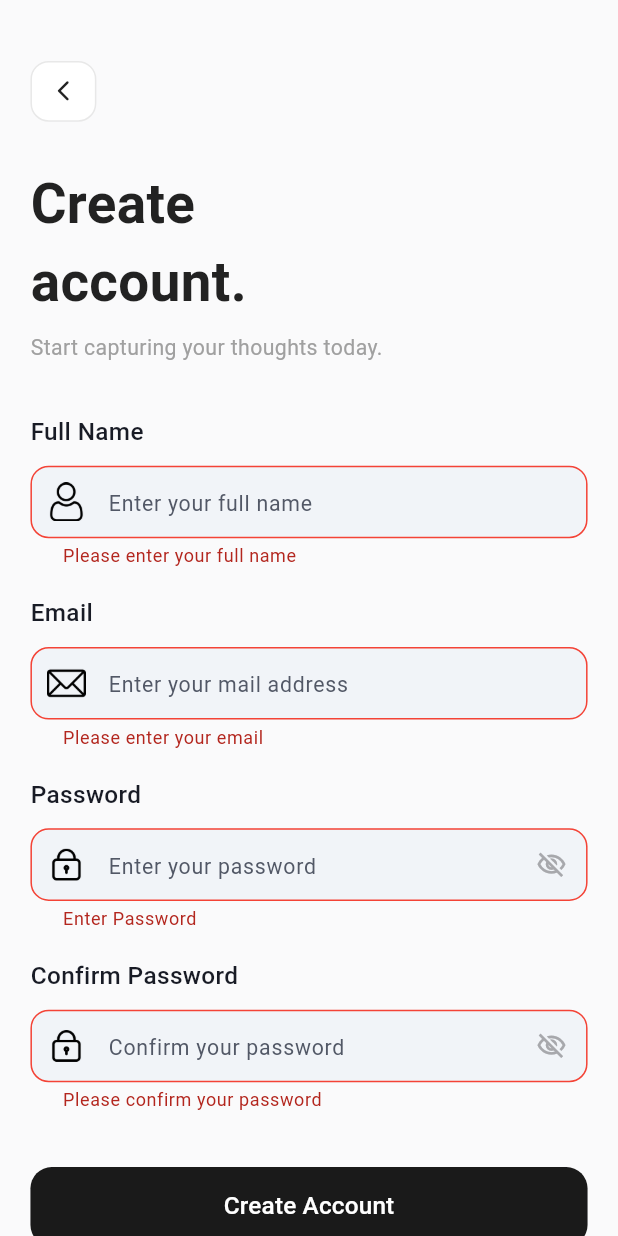
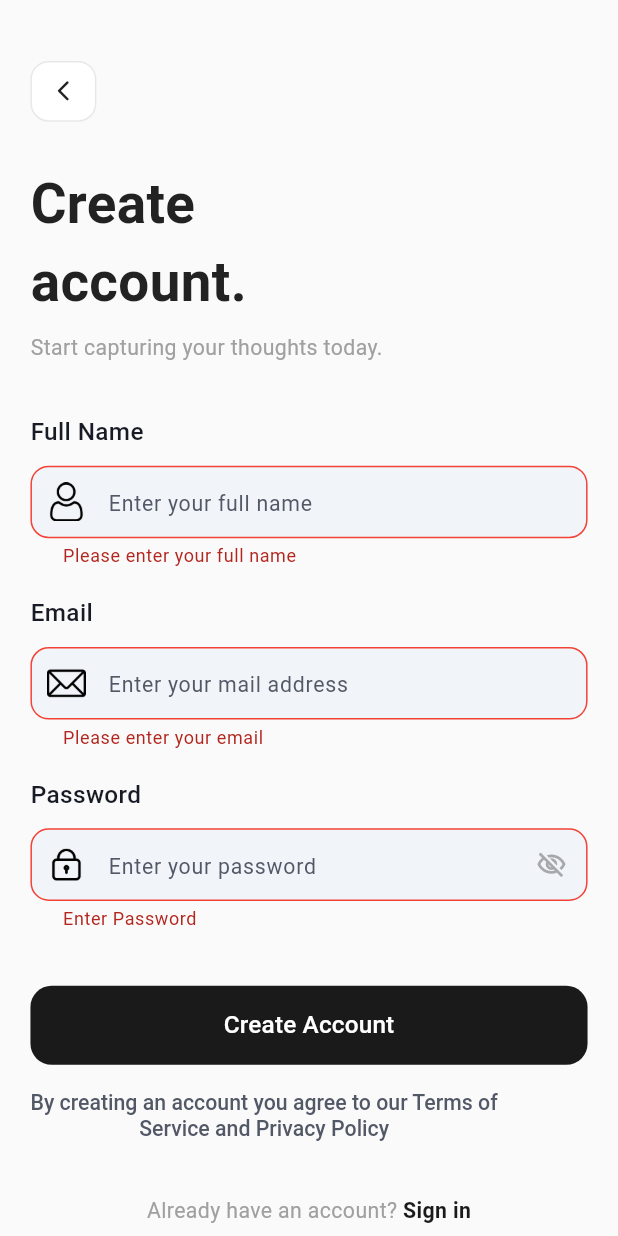
Before and after one commit to byteAnik/note_app, a Flutter app: the RegisterScreen screen opened by its route, after a tap on "Create Account", on a phone screen of 412 x 824 dp. Run offline on Flutter 3.47's test engine with Material 3 defaults, Android fonts, the phone set to English and light mode, and no system bars; drawn by our look-alikes of auto_animated; our stand-ins replace cloud_firestore, connectivity_plus, device_info_plus, dio, firebase_auth, firebase_core and 11 more; missing offline and left inert: dotlottie_loader, svg_flutter; accounts and stored records are empty; Roboto replaces fonts that are missing (Asap).

Commit message:
i have complete auth firebase

```diff
--- a/lib/features/auth/register/presentation/register_screen.dart
+++ b/lib/features/auth/register/presentation/register_screen.dart
@@ -8,7 +8,9 @@ import 'package:note_app/constants/app_assets/assets_icons.dart';
 import 'package:note_app/constants/app_colors.dart';
 import 'package:note_app/constants/text_font_style.dart';
 import 'package:note_app/constants/validator.dart';
+import 'package:note_app/core/services/auth_controller.dart';
 import 'package:note_app/helpers/ui_helpers.dart';
+import 'package:get/get.dart';
 
 class RegisterScreen extends StatefulWidget {
   const RegisterScreen({super.key});
@@ -87,10 +89,7 @@ class _RegisterScreenState extends State<RegisterScreen> {
 
                   Text(
                     "Start capturing your thoughts today.",
-                    style: TextStyle(
-                      fontSize: 14.sp,
-                      color: AppColors.cA0A0A0,
-                    ),
+                    style: TextStyle(fontSize: 14.sp, color: AppColors.cA0A0A0),
                   ),
 
                   UIHelper.verticalSpace(36.h),
@@ -103,8 +102,11 @@ class _RegisterScreenState extends State<RegisterScreen> {
                     keyboardType: TextInputType.name,
                     prefixIcon: Padding(
                       padding: EdgeInsets.all(10.w),
-                      child: Image.asset(AssetsIcons.personIcon,
-                          height: 16.h, width: 16.w),
+                      child: Image.asset(
+                        AssetsIcons.personIcon,
+                        height: 16.h,
+                        width: 16.w,
+                      ),
                     ),
                   ),
 
@@ -118,8 +120,11 @@ class _RegisterScreenState extends State<RegisterScreen> {
                     keyboardType: TextInputType.emailAddress,
                     prefixIcon: Padding(
                       padding: EdgeInsets.all(10.w),
-                      child: Image.asset(AssetsIcons.emailIcon,
-                          height: 16.h, width: 16.w),
+                      child: Image.asset(
+                        AssetsIcons.emailIcon,
+                        height: 16.h,
+                        width: 16.w,
+                      ),
                     ),
                   ),
 
@@ -135,37 +140,15 @@ class _RegisterScreenState extends State<RegisterScreen> {
                     isPassword: true,
                     prefixIcon: Padding(
                       padding: EdgeInsets.all(10.w),
-                      child: Image.asset(AssetsIcons.lockIcon,
-                          height: 16.h, width: 16.w),
+                      child: Image.asset(
+                        AssetsIcons.lockIcon,
+                        height: 16.h,
+                        width: 16.w,
+                      ),
                     ),
                   ),
 
-                  UIHelper.verticalSpace(20.h),
 
-                  CommonTextFormField(
-                    label: 'Confirm Password',
-                    hintText: 'Confirm your password',
-                    controller: confirmPasswordController,
-                    obscureText: true,
-                    isPassword: true,
-                    validator: (value) {
-                      if (value == null || value.trim().isEmpty) {
-                        return 'Please confirm your password';
-                      }
-
-                      if (value.trim() != passwordController.text.trim()) {
-                        return 'Passwords do not match';
-                      }
-
-                      return null;
-                    },
-                    keyboardType: TextInputType.visiblePassword,
-                    prefixIcon: Padding(
-                      padding: EdgeInsets.all(10.w),
-                      child: Image.asset(AssetsIcons.lockIcon,
-                          height: 16.h, width: 16.w),
-                    ),
-                  ),
 
                   UIHelper.verticalSpace(36.h),
 
@@ -173,7 +156,13 @@ class _RegisterScreenState extends State<RegisterScreen> {
                     text: 'Create Account',
                     onPressed: () {
                       if (_formKey.currentState!.validate()) {
-                        context.go('/login');
+                        final authController = Get.put(AuthController());
+                        authController.register(
+                          nameController.text.trim(),
+                          emailController.text.trim(),
+                          passwordController.text.trim(),
+                          context,
+                        );
                       }
                     },
                   ),
@@ -183,16 +172,13 @@ class _RegisterScreenState extends State<RegisterScreen> {
                   RichText(
                     textAlign: TextAlign.center,
                     text: TextSpan(
-                      style: TextFontStyle
-                          .textStylec24cAsap500c181B25
-                          .copyWith(
-                            fontSize: 14.sp,
-                            color: AppColors.c525866,
-                          ),
+                      style: TextFontStyle.textStylec24cAsap500c181B25.copyWith(
+                        fontSize: 14.sp,
+                        color: AppColors.c525866,
+                      ),
                       children: [
                         const TextSpan(
-                          text:
-                              'By creating an account you agree to our ',
+                          text: 'By creating an account you agree to our ',
                         ),
                         TextSpan(
                           text: 'Terms of\nService',
--- a/lib/router.dart
+++ b/lib/router.dart
@@ -4,7 +4,7 @@ import 'package:note_app/features/auth/login/presentation/login_screen.dart';
 import 'package:note_app/features/auth/register/presentation/register_screen.dart';
 import 'package:note_app/features/home/presentation/home_screen.dart';
 import 'package:note_app/helpers/navigation_service.dart';
-import 'package:note_app/splash_screen.dart';
+import 'package:note_app/loading_screen.dart';
 
 final GoRouter router = GoRouter(
   navigatorKey: NavigationService.navigatorKey,
@@ -12,7 +12,7 @@ final GoRouter router = GoRouter(
   routes: [
     GoRoute(
       path: '/',
-      builder: (context, state) => const SplashScreen(),
+      builder: (context, state) => const Loading(),
     ),
     GoRoute(
       path: '/login',
--- a/lib/splash_screen.dart
+++ b/lib/splash_screen.dart
@@ -18,10 +18,6 @@ class _SplashScreenState extends State<SplashScreen> {
   @override
   void initState() {
     super.initState();
-
-    Timer(const Duration(seconds: 3), () {
-      context.go('/login');
-    });
   }
 
   @override
--- a/pubspec.yaml
+++ b/pubspec.yaml
@@ -55,7 +55,7 @@ dependencies:
   cached_network_image: ^3.4.1
   linear_progress_bar: ^1.2.0
   flutter_easyloading: ^3.0.5
-  firebase_core: ^4.2.1
+  firebase_core: ^4.10.0
   cloud_firestore: ^6.1.0
   image_picker: ^1.2.0
   flutter_switch: ^0.3.2
@@ -87,6 +87,7 @@ dependencies:
   path_provider: ^2.1.5
   html_unescape: ^2.0.0
   go_router: ^17.2.3
+  firebase_auth: ^6.5.2
 
 dev_dependencies:
   flutter_test:
```
Also changed, not shown: lib/core/services/auth_controller.dart (added, +85 -0 lines), lib/features/auth/login/presentation/login_screen.dart (+8 -1 lines), lib/loading_screen.dart (+12 -38 lines), pubspec.lock, 3 other files.
